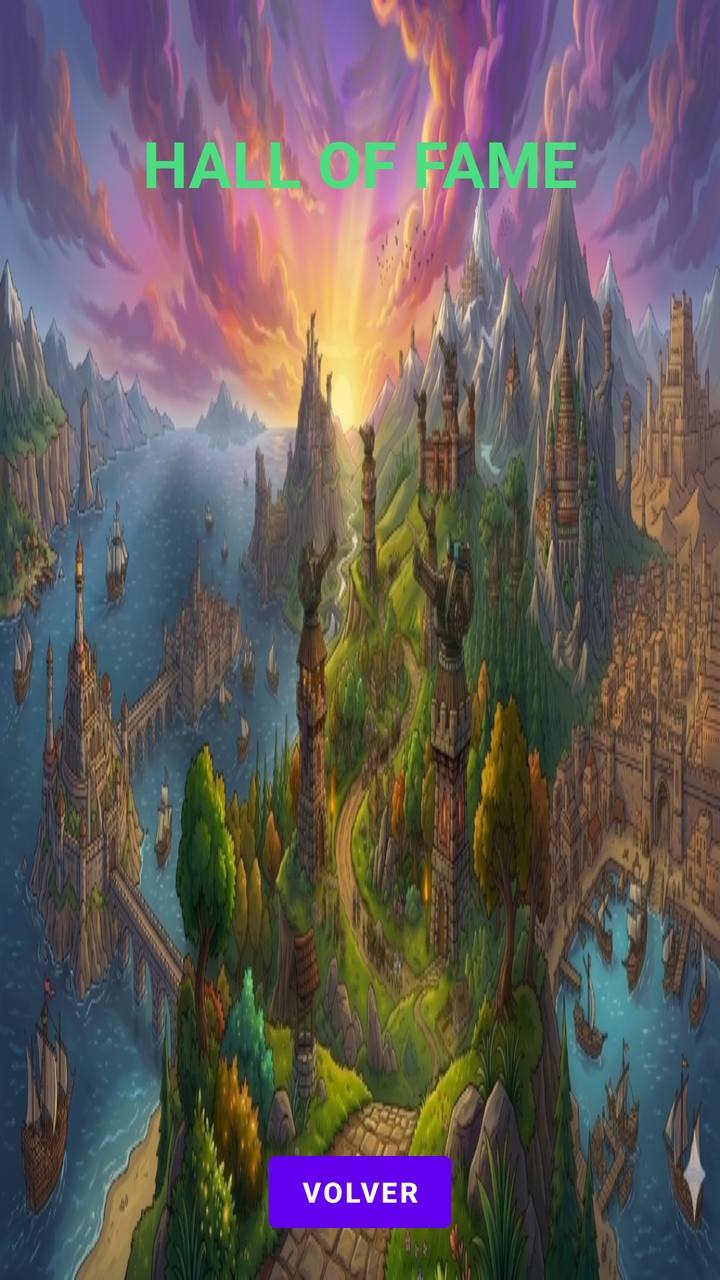
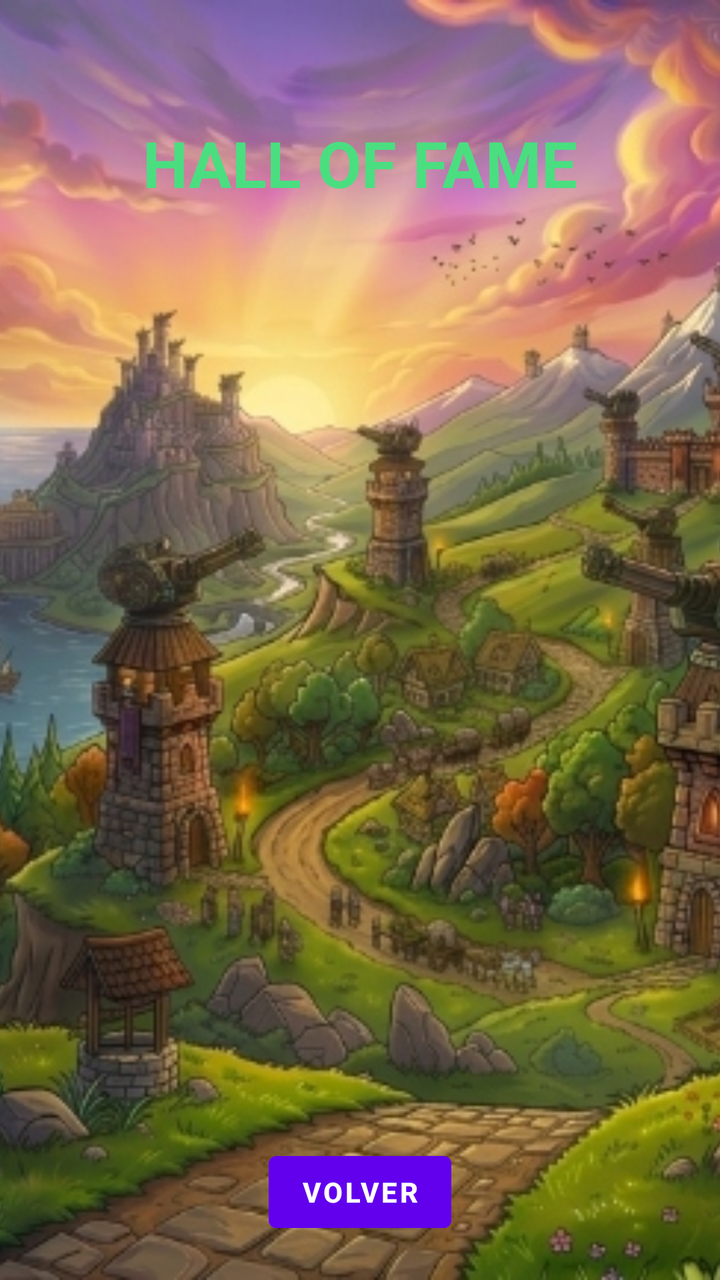

Compare the two renders of this Android layout. The source of the first and the diff that turns it into the second are given below.
<!-- AndroidManifest.xml: application theme Theme.dsa_android -->
<!-- res/layout/activity_ranking.xml -->
<?xml version="1.0" encoding="utf-8"?>
<androidx.constraintlayout.widget.ConstraintLayout
    xmlns:android="http://schemas.android.com/apk/res/android"
    xmlns:app="http://schemas.android.com/apk/res-auto"
    android:layout_width="match_parent"
    android:layout_height="match_parent"
    android:background="@drawable/tower_bg">

    <TextView
        android:id="@+id/tvTitulo"
        android:layout_width="wrap_content"
        android:layout_height="wrap_content"
        android:text="HALL OF FAME"
        android:textSize="32sp"
        android:textStyle="bold"
        android:textColor="#4ADE80"
        android:layout_marginTop="60dp"
        app:layout_constraintTop_toTopOf="parent"
        app:layout_constraintStart_toStartOf="parent"
        app:layout_constraintEnd_toEndOf="parent"/>

    <androidx.recyclerview.widget.RecyclerView
        android:id="@+id/recycler"
        android:layout_width="0dp"
        android:layout_height="0dp"
        android:layout_marginTop="15dp"
        android:layout_marginBottom="10dp"
        android:clipToPadding="false"
        app:layout_constraintTop_toBottomOf="@+id/tvTitulo"
        app:layout_constraintBottom_toTopOf="@+id/btnVolver"
        app:layout_constraintStart_toStartOf="parent"
        app:layout_constraintEnd_toEndOf="parent"/>

    <Button
        android:id="@+id/btnVolver"
        android:layout_width="wrap_content"
        android:layout_height="wrap_content"
        android:text="VOLVER"
        android:backgroundTint="#6200EE"
        android:textColor="#FFFFFF"
        android:textStyle="bold"
        android:layout_marginBottom="20dp"
        app:layout_constraintBottom_toBottomOf="parent"
        app:layout_constraintStart_toStartOf="parent"
        app:layout_constraintEnd_toEndOf="parent"/>

    
    <LinearLayout
        android:id="@+id/loadingOverlay"
        android:layout_width="match_parent"
        android:layout_height="match_parent"
        android:background="#F20F172A"
        android:orientation="vertical"
        android:gravity="center"
        android:visibility="gone"
        android:clickable="true"
        android:focusable="true"
        android:elevation="20dp">

        <ImageView
            android:layout_width="140dp"
            android:layout_height="140dp"
            android:src="@drawable/combined_logo"
            android:scaleType="centerCrop"
            android:layout_marginBottom="24dp"
            android:clipToOutline="true"
            android:background="@drawable/bg_dark_card" />

        <TextView
            android:id="@+id/loadingText"
            android:layout_width="wrap_content"
            android:layout_height="wrap_content"
            android:text="CARGANDO AVENTURA..."
            android:textColor="#FBBF24"
            android:textSize="18sp"
            android:textStyle="bold"
            android:letterSpacing="0.1"
            android:layout_marginBottom="16dp" />

        <ProgressBar
            android:id="@+id/horizontalProgressBar"
            style="?android:attr/progressBarStyleHorizontal"
            android:layout_width="260dp"
            android:layout_height="12dp"
            android:max="100"
            android:progress="0"
            android:progressDrawable="@drawable/progress_bar_horizontal" />

    </LinearLayout>

</androidx.constraintlayout.widget.ConstraintLayout>
<!-- resources referenced by this layout -->
<resources>
  <!-- drawable bg_dark_card (drawable) -->
  <?xml version="1.0" encoding="utf-8"?>
  <shape xmlns:android="http://schemas.android.com/apk/res/android">
      <solid android:color="#EE0F172A" />
      <stroke android:width="1dp" android:color="#33FFFFFF" />
      <corners android:radius="16dp" />
  </shape>
  <!-- drawable combined_logo: png bitmap (drawable, 704736 bytes) -->
  <!-- drawable progress_bar_horizontal (drawable) -->
  <?xml version="1.0" encoding="utf-8"?>
  <layer-list xmlns:android="http://schemas.android.com/apk/res/android">
      
      <item android:id="@android:id/background">
          <shape>
              <corners android:radius="6dp"/>
              <solid android:color="#1E293B"/> 
          </shape>
      </item>
      
      <item android:id="@android:id/progress">
          <scale android:scaleWidth="100%">
              <shape>
                  <corners android:radius="6dp"/>
                  <solid android:color="#FBBF24"/> 
              </shape>
          </scale>
      </item>
  </layer-list>
  <!-- drawable tower_bg: jpg bitmap (drawable, 290700 bytes) -->
  <style name="Theme.dsa_android" parent="Theme.MaterialComponents.DayNight.NoActionBar">
          
          <item name="colorPrimary">#22C55E</item>
          <item name="colorPrimaryVariant">#16A34A</item>
          <item name="colorOnPrimary">#FFFFFF</item>
          
          <item name="colorSecondary">#FBBF24</item>
          <item name="colorSecondaryVariant">#F59E0B</item>
          <item name="colorOnSecondary">#0F172A</item>
          
          <item name="android:windowBackground">@drawable/tower_bg</item>
          <item name="android:statusBarColor">#0F172A</item>
          <item name="android:navigationBarColor">#0F172A</item>
      </style>
</resources>

<!-- the commit's change to res/layout/activity_ranking.xml (unified diff, before → after) -->
@@ -1,91 +1,13 @@
 <?xml version="1.0" encoding="utf-8"?>
-<androidx.constraintlayout.widget.ConstraintLayout
-    xmlns:android="http://schemas.android.com/apk/res/android"
-    xmlns:app="http://schemas.android.com/apk/res-auto"
+<FrameLayout xmlns:android="http://schemas.android.com/apk/res/android" xmlns:app="http://schemas.android.com/apk/res-auto"
     android:layout_width="match_parent"
-    android:layout_height="match_parent"
-    android:background="@drawable/tower_bg">
+    android:layout_height="match_parent">
 
-    <TextView
-        android:id="@+id/tvTitulo"
-        android:layout_width="wrap_content"
-        android:layout_height="wrap_content"
-        android:text="HALL OF FAME"
-        android:textSize="32sp"
-        android:textStyle="bold"
-        android:textColor="#4ADE80"
-        android:layout_marginTop="60dp"
-        app:layout_constraintTop_toTopOf="parent"
-        app:layout_constraintStart_toStartOf="parent"
-        app:layout_constraintEnd_toEndOf="parent"/>
-
-    <androidx.recyclerview.widget.RecyclerView
-        android:id="@+id/recycler"
-        android:layout_width="0dp"
-        android:layout_height="0dp"
-        android:layout_marginTop="15dp"
-        android:layout_marginBottom="10dp"
-        android:clipToPadding="false"
-        app:layout_constraintTop_toBottomOf="@+id/tvTitulo"
-        app:layout_constraintBottom_toTopOf="@+id/btnVolver"
-        app:layout_constraintStart_toStartOf="parent"
-        app:layout_constraintEnd_toEndOf="parent"/>
-
-    <Button
-        android:id="@+id/btnVolver"
-        android:layout_width="wrap_content"
-        android:layout_height="wrap_content"
-        android:text="VOLVER"
-        android:backgroundTint="#6200EE"
-        android:textColor="#FFFFFF"
-        android:textStyle="bold"
-        android:layout_marginBottom="20dp"
-        app:layout_constraintBottom_toBottomOf="parent"
-        app:layout_constraintStart_toStartOf="parent"
-        app:layout_constraintEnd_toEndOf="parent"/>
-
-    
-    <LinearLayout
-        android:id="@+id/loadingOverlay"
+    <ImageView
         android:layout_width="match_parent"
         android:layout_height="match_parent"
-        android:background="#F20F172A"
-        android:orientation="vertical"
-        android:gravity="center"
-        android:visibility="gone"
-        android:clickable="true"
-        android:focusable="true"
-        android:elevation="20dp">
+        android:src="@drawable/tower_bg"
+        android:scaleType="centerCrop" />
 
-        <ImageView
-            android:layout_width="140dp"
-            android:layout_height="140dp"
-            android:src="@drawable/combined_logo"
-            android:scaleType="centerCrop"
-            android:layout_marginBottom="24dp"
-            android:clipToOutline="true"
-            android:background="@drawable/bg_dark_card" />
-
-        <TextView
-            android:id="@+id/loadingText"
-            android:layout_width="wrap_content"
-            android:layout_height="wrap_content"
-            android:text="CARGANDO AVENTURA..."
-            android:textColor="#FBBF24"
-            android:textSize="18sp"
-            android:textStyle="bold"
-            android:letterSpacing="0.1"
-            android:layout_marginBottom="16dp" />
-
-        <ProgressBar
-            android:id="@+id/horizontalProgressBar"
-            style="?android:attr/progressBarStyleHorizontal"
-            android:layout_width="260dp"
-            android:layout_height="12dp"
-            android:max="100"
-            android:progress="0"
-            android:progressDrawable="@drawable/progress_bar_horizontal" />
-
-    </LinearLayout>
-
-</androidx.constraintlayout.widget.ConstraintLayout>
+    <androidx.constraintlayout.widget.ConstraintLayout android:layout_width="match_parent" android:layout_height="match_parent" > <TextView android:id="@+id/tvTitulo" android:layout_width="wrap_content" android:layout_height="wrap_content" android:text="HALL OF FAME" android:textSize="32sp" android:textStyle="bold" android:textColor="#4ADE80" android:layout_marginTop="60dp" app:layout_constraintTop_toTopOf="parent" app:layout_constraintStart_toStartOf="parent" app:layout_constraintEnd_toEndOf="parent"/> <androidx.recyclerview.widget.RecyclerView android:id="@+id/recycler" android:layout_width="0dp" android:layout_height="0dp" android:layout_marginTop="15dp" android:layout_marginBottom="10dp" android:clipToPadding="false" app:layout_constraintTop_toBottomOf="@+id/tvTitulo" app:layout_constraintBottom_toTopOf="@+id/btnVolver" app:layout_constraintStart_toStartOf="parent" app:layout_constraintEnd_toEndOf="parent"/> <Button android:id="@+id/btnVolver" android:layout_width="wrap_content" android:layout_height="wrap_content" android:text="VOLVER" android:backgroundTint="#6200EE" android:textColor="#FFFFFF" android:textStyle="bold" android:layout_marginBottom="20dp" app:layout_constraintBottom_toBottomOf="parent" app:layout_constraintStart_toStartOf="parent" app:layout_constraintEnd_toEndOf="parent"/>  <LinearLayout android:id="@+id/loadingOverlay" android:layout_width="match_parent" android:layout_height="match_parent" android:background="#F20F172A" android:orientation="vertical" android:gravity="center" android:visibility="gone" android:clickable="true" android:focusable="true" android:elevation="20dp"> <ImageView android:layout_width="140dp" android:layout_height="140dp" android:src="@drawable/combined_logo" android:scaleType="centerCrop" android:layout_marginBottom="24dp" android:clipToOutline="true" android:background="@drawable/bg_dark_card" /> <TextView android:id="@+id/loadingText" android:layout_width="wrap_content" android:layout_height="wrap_content" android:text="CARGANDO AVENTURA..." android:textColor="#FBBF24" android:textSize="18sp" android:textStyle="bold" android:letterSpacing="0.1" android:layout_marginBottom="16dp" /> <ProgressBar android:id="@+id/horizontalProgressBar" style="?android:attr/progressBarStyleHorizontal" android:layout_width="260dp" android:layout_height="12dp" android:max="100" android:progress="0" android:progressDrawable="@drawable/progress_bar_horizontal" /> </LinearLayout> </androidx.constraintlayout.widget.ConstraintLayout>
+</FrameLayout>
